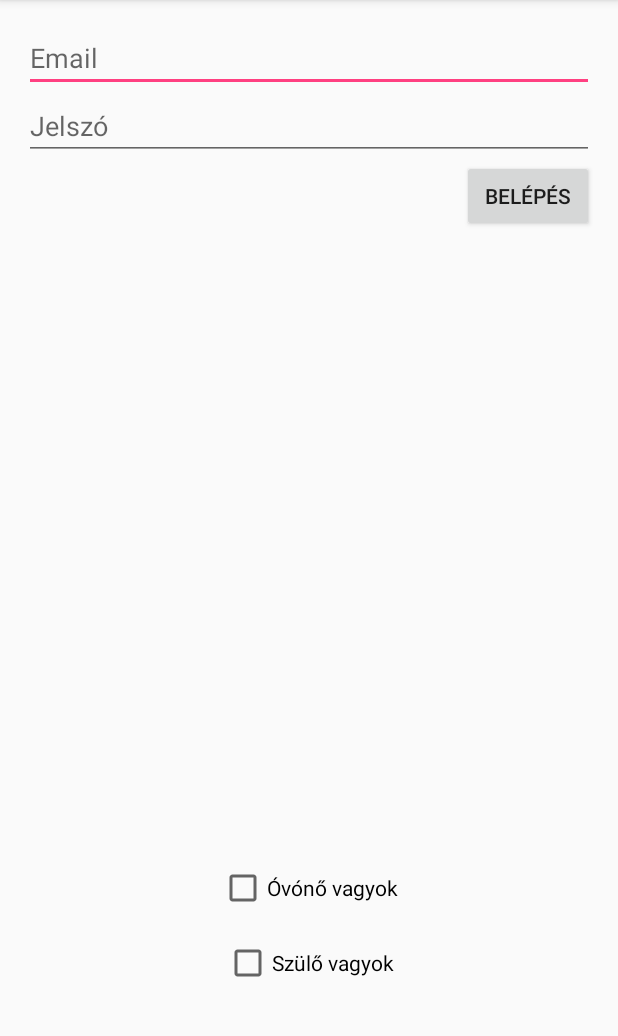
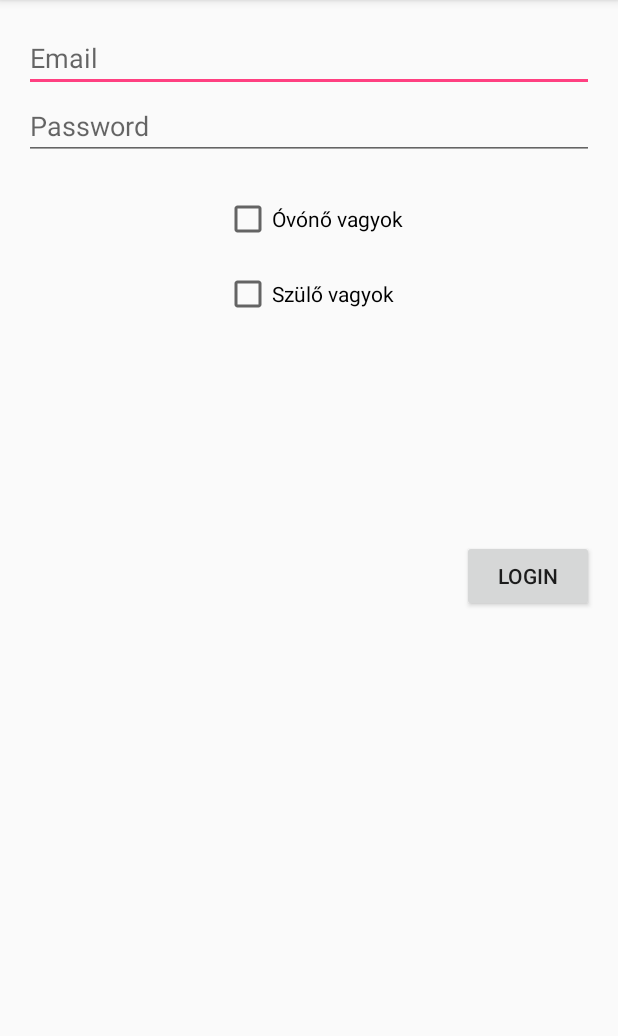
Before and after one commit to lazarferenc/ProjectX, an Android app: the screen it shows after launch (LoginActivity), on a phone screen of 412 x 824 dp, the part 84-1120 px from its top. Run offline under Robolectric (Android 15) with nearby library versions, the phone set to English and light mode, and no system bars.

Commit message:
added
Hozza adva a szulo/gyerek, a szulo/ovono, és a szulo/ertkezes activity.
Ezen felul bellítva az alkalmazas arra hogy csak allo tajolasba
mukodjon.

```diff
--- a/OviBot/app/src/main/java/com/rft/pti/eke/ovibot/LoginActivity.java
+++ b/OviBot/app/src/main/java/com/rft/pti/eke/ovibot/LoginActivity.java
@@ -159,7 +159,7 @@ public class LoginActivity extends AppCompatActivity {
 
     private boolean isPasswordValid(String password) {
         //: Replace this with your own logic
-        return password.length() > 4;
+        return password.length() >= 6 ;
     }
 
     /**
--- a/OviBot/app/src/main/java/com/rft/pti/eke/ovibot/Ovono.java
+++ b/OviBot/app/src/main/java/com/rft/pti/eke/ovibot/Ovono.java
@@ -31,7 +31,7 @@ public class Ovono extends AppCompatActivity {
             }
         });
 
-        jelenleti = (Button) findViewById(R.id.btn_jelenleti);
+        jelenleti = (Button) findViewById(R.id.btn_gyerekem);
         jelenleti.setOnClickListener(new View.OnClickListener() {
             @Override
             public void onClick(View v) {
@@ -60,7 +60,7 @@ public class Ovono extends AppCompatActivity {
             }
         });
 
-        kollegak = (Button) findViewById(R.id.btn_kollegak);
+        kollegak = (Button) findViewById(R.id.btn_ovonok);
         kollegak.setOnClickListener(new View.OnClickListener() {
             @Override
             public void onClick(View v) {
--- a/OviBot/app/src/main/res/layout/activity_login.xml
+++ b/OviBot/app/src/main/res/layout/activity_login.xml
@@ -50,23 +50,6 @@
             android:hint="@string/prompt_password"
             android:inputType="textPassword" />
 
-        <Button
-            android:id="@+id/sign_in_button"
-            android:layout_width="wrap_content"
-            android:layout_height="wrap_content"
-            android:layout_alignEnd="@+id/password_editText"
-            android:layout_alignRight="@+id/password_editText"
-            android:layout_below="@+id/password_editText"
-            android:text="@string/action_sign_in" />
-        <CheckBox
-            android:layout_width="wrap_content"
-            android:layout_height="wrap_content"
-            android:text="Óvónő vagyok"
-            android:id="@+id/cb_ovono"
-            android:layout_alignParentBottom="true"
-            android:layout_centerHorizontal="true"
-            android:layout_marginBottom="144dp" />
-
         <CheckBox
             android:layout_width="wrap_content"
             android:layout_height="wrap_content"
@@ -75,5 +58,24 @@
             android:layout_alignTop="@+id/cb_ovono"
             android:layout_centerHorizontal="true"
             android:layout_marginTop="50dp" />
+
+        <Button
+            android:id="@+id/sign_in_button"
+            android:layout_width="wrap_content"
+            android:layout_height="wrap_content"
+            android:text="@string/action_sign_in"
+            android:layout_centerVertical="true"
+            android:layout_alignParentRight="true"
+            android:layout_alignParentEnd="true" />
+
+        <CheckBox
+            android:layout_width="wrap_content"
+            android:layout_height="wrap_content"
+            android:text="Óvónő vagyok"
+            android:id="@+id/cb_ovono"
+            android:layout_below="@+id/password_editText"
+            android:layout_alignLeft="@+id/cb_szulo"
+            android:layout_alignStart="@+id/cb_szulo"
+            android:layout_marginTop="23dp" />
     </RelativeLayout>
 </LinearLayout>
--- a/OviBot/app/src/main/res/values/strings.xml
+++ b/OviBot/app/src/main/res/values/strings.xml
@@ -1,12 +1,12 @@
 <resources>
     <string name="app_name">OviBot</string>
 
-    <string name="prompt_email">Email</string>
-    <string name="prompt_password">Jelszó</string>
-    <string name="action_sign_in">Belépés</string>
-    <string name="action_log_out">Kilépés</string>
+    <string name="prompt_email" translatable="false">Email</string>
+    <string name="prompt_password">Password</string>
+    <string name="action_sign_in">Login</string>
+    <string name="action_log_out">Logout</string>
 
-    <string name="greeting">Hello %1$s!</string>
+    <string name="greeting" translatable="false">Hello %1$s!</string>
 
     <!-- Errors -->
     <string name="error_invalid_email">This email address is invalid</string>
```
Also changed, not shown: OviBot/app/src/main/AndroidManifest.xml (+24 -7 lines), OviBot/app/src/main/java/com/rft/pti/eke/ovibot/Szulo.java (+42 -1 lines), OviBot/app/src/main/java/com/rft/pti/eke/ovibot/SzuloGyerekem.java (added, +13 -0 lines), OviBot/app/src/main/java/com/rft/pti/eke/ovibot/SzuloOvonok.java (added, +13 -0 lines), OviBot/app/src/main/res/layout/activity_ovono.xml (+7 -7 lines), OviBot/app/src/main/res/layout/activity_szulo.xml (+10 -10 lines), OviBot/app/src/main/res/layout/activity_szulo_gyerekem.xml (added, +17 -0 lines), OviBot/app/src/main/res/layout/activity_szulo_ovonok.xml (added, +17 -0 lines), 1 other file.
